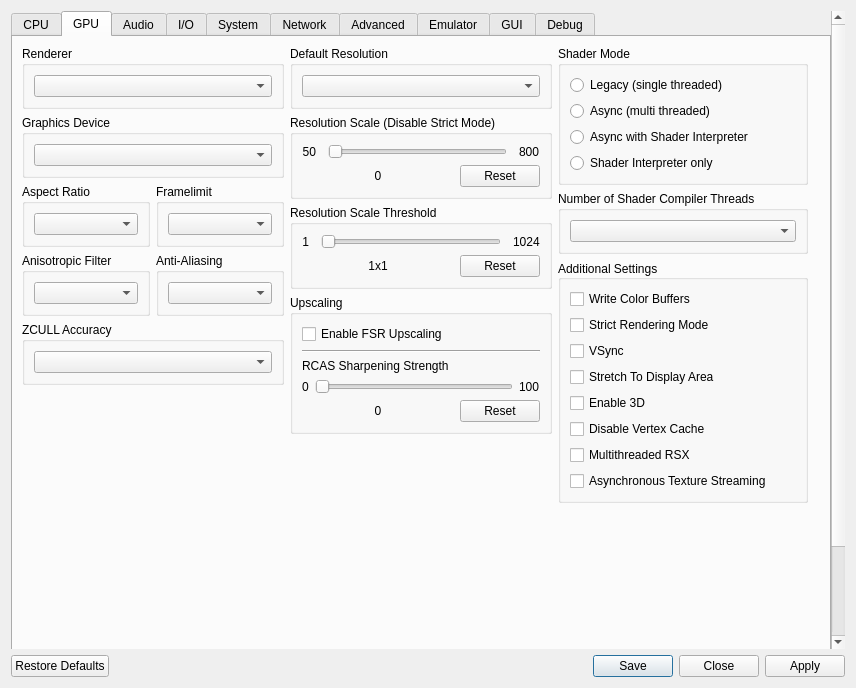
Above: rpcs3/rpcs3qt/settings_dialog.ui from RPCS3/rpcs3 before the change. Below: the same form after it.
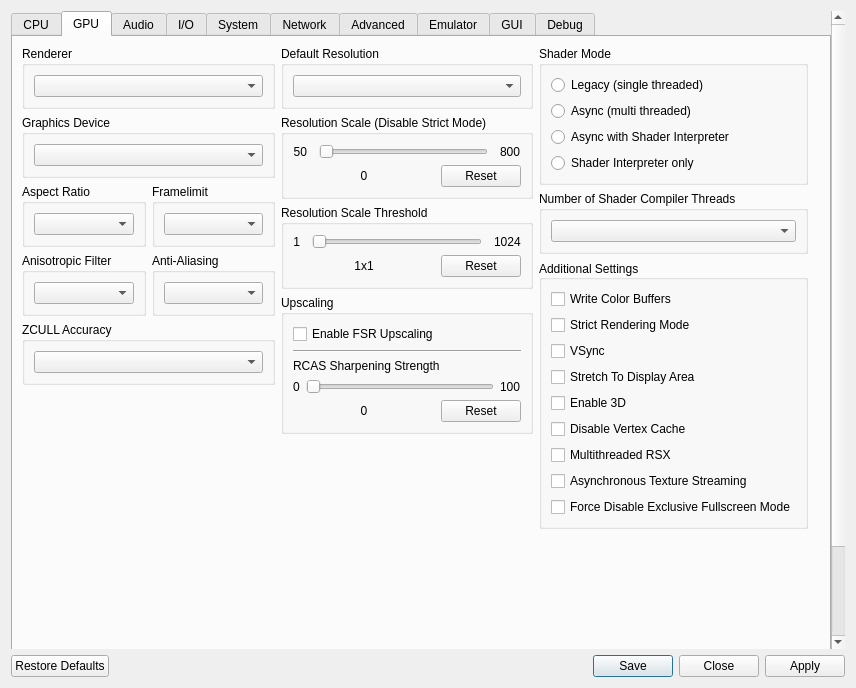
That is the form after the change. The open tabs and pages were chosen to show the change. Icons and pictures are not drawn.

```diff
--- a/rpcs3/rpcs3qt/settings_dialog.ui
+++ b/rpcs3/rpcs3qt/settings_dialog.ui
@@ -940,6 +940,13 @@
                  </property>
                 </widget>
                </item>
+			   <item>
+                <widget class="QCheckBox" name="ForceDisableExclusiveFullscreenMode">
+                 <property name="text">
+                  <string>Force Disable Exclusive Fullscreen Mode</string>
+                 </property>
+                </widget>
+               </item>
                <item>
                 <spacer name="additional_settings_spacer">
                  <property name="orientation">
```
